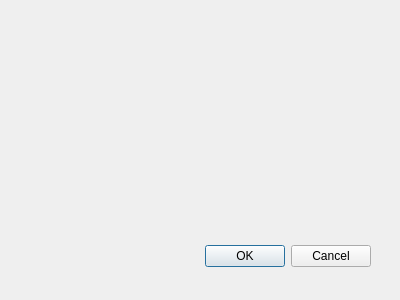
Above: src/document_service/ui/dlg_document_service_upload.ui from psakar/datovka before the change. Below: the same form after it.
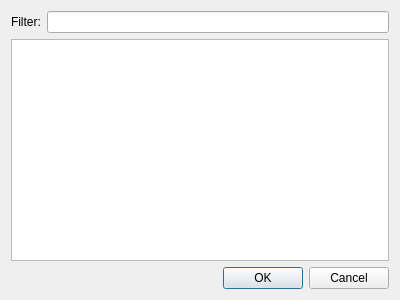
That is the form after the change. Custom widgets are drawn as their Qt base class.

Commit message: Added DlgDocumentServiceUpload::filterHierarchy().

Patch:
```diff
--- a/src/document_service/ui/dlg_document_service_upload.ui
+++ b/src/document_service/ui/dlg_document_service_upload.ui
@@ -15,15 +15,26 @@
   <property name="windowTitle">
    <string>Dialog</string>
   </property>
+  <layout class="QVBoxLayout" name="verticalLayout">
+   <item>
+    <layout class="QHBoxLayout" name="horizontalLayout">
+     <item>
+      <widget class="QLabel" name="filterLabel">
+       <property name="text">
+        <string>Filter:</string>
+       </property>
+      </widget>
+     </item>
+     <item>
+      <widget class="QLineEdit" name="filterLine"/>
+     </item>
+    </layout>
+   </item>
+   <item>
+    <widget class="LoweredTreeView" name="uploadView"/>
+   </item>
+   <item>
   <widget class="QDialogButtonBox" name="buttonBox">
-   <property name="geometry">
-    <rect>
-     <x>30</x>
-     <y>240</y>
-     <width>341</width>
-     <height>32</height>
-    </rect>
-   </property>
    <property name="orientation">
     <enum>Qt::Horizontal</enum>
    </property>
@@ -31,8 +42,16 @@
     <set>QDialogButtonBox::Cancel|QDialogButtonBox::Ok</set>
    </property>
   </widget>
+   </item>
+  </layout>
  </widget>
- <pixmapfunction/>
+ <customwidgets>
+  <customwidget>
+   <class>LoweredTreeView</class>
+   <extends>QTreeView</extends>
+   <header>lowered_tree_view.h</header>
+  </customwidget>
+ </customwidgets>
  <resources/>
  <connections>
   <connection>
```
Left out of the diff: 4 changed lines with no effect on the pictures. Lines whose indentation alone changed are shown as unchanged. The commit also changes 4 other files.
